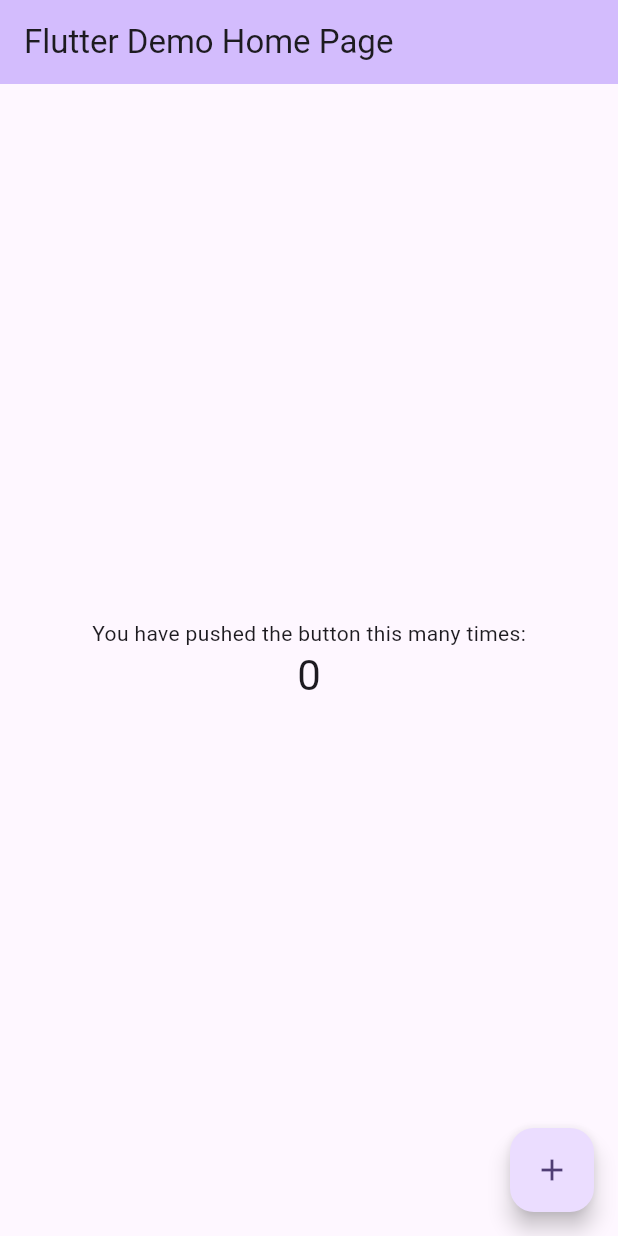
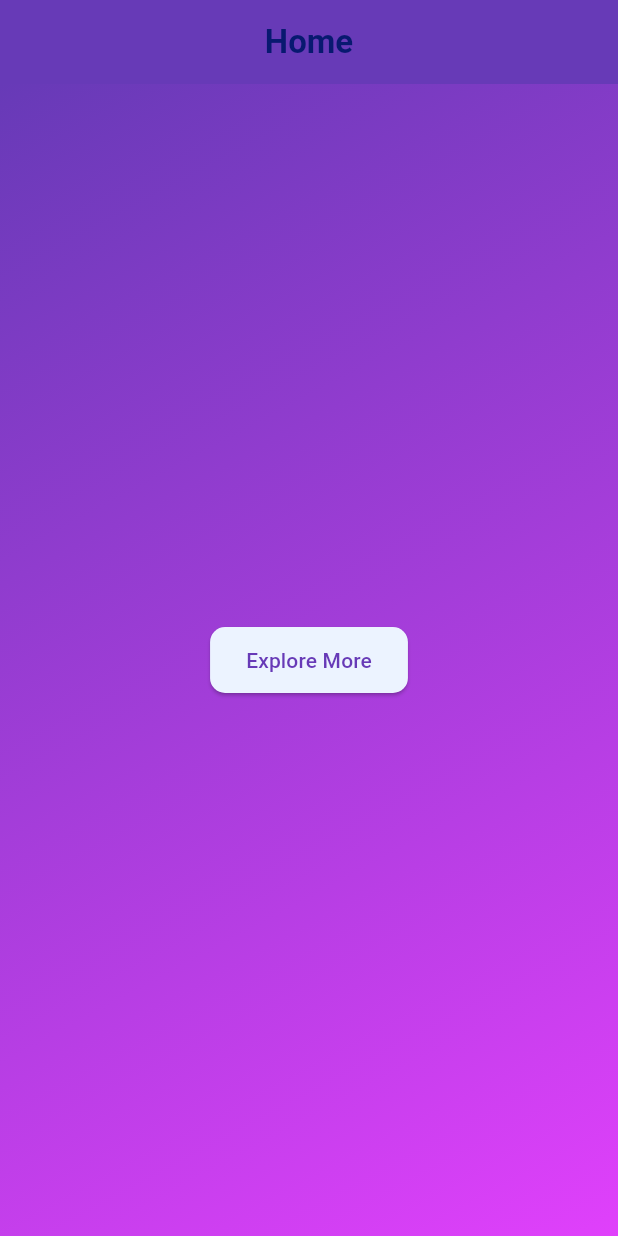
Before and after one commit to ahmadazizfauzi/study_flutter, a Flutter app: the screen it shows after launch, on a phone screen of 412 x 824 dp. Run offline on Flutter 3.47's test engine with Material 3 defaults, Android fonts, the phone set to English and light mode, and no system bars; our stand-ins replace bloc, equatable.

Commit message:
feat(home):slacing homescreen

```diff
--- /dev/null
+++ b/lib/core/color/color.dart
@@ -0,0 +1,27 @@
+import 'package:flutter/material.dart';
+class AppColors {
+  // Brand colors
+  static const Map<String, Color> brand = {
+    'low': Color(0xFFECF3FF),
+    'default': Color(0xFF2E63EB),
+    'high': Color(0xFF081970),
+  };
+  // Neutral colors
+  static const Map<String, Color> neutral = {
+    'grey': Color(0xFFA7ABB6),
+    'half-grey': Color(0xFFD5DBE3),
+    'black-grey': Color(0xFF969696),
+    'dark-blue': Color(0xFF475569),
+    'deep-blue': Color(0xFF214BCA),
+    'cool-grey': Color(0xFFE2E8F0),
+    'income-green': Color(0xFF28A745),
+    'outcome-red': Color(0xFFDC3545),
+    'pastel-red': Color(0xFFFF4A3B),
+    'pastel-orange': Color(0xFFFFA824),
+    'pastel-green': Color(0xFF739568),
+    'pastel-blue': Color(0xFF4B71D9),
+    'white-grey': Color(0xFFF2F2F2),
+  };
+  static const Color white = Colors.white;
+  static const Color transparentColor = Colors.transparent;
+}
--- /dev/null
+++ b/lib/core/routes/app_pages.dart
@@ -0,0 +1,9 @@
+
+import 'package:study_flutter/features/home/presentation/pages/home_screen.dart';
+
+import 'app_routes.dart';
+abstract class AppPages {
+  static final pages = {
+Routes.home: (context) => HomeScreen(),
+};
+}
--- /dev/null
+++ b/lib/core/routes/app_routes.dart
@@ -0,0 +1,3 @@
+abstract class Routes {
+  static const home = '/home';
+}
--- /dev/null
+++ b/lib/features/home/presentation/bloc/home_bloc.dart
@@ -0,0 +1,13 @@
+import 'package:bloc/bloc.dart';
+import 'package:equatable/equatable.dart';
+
+part 'home_event.dart';
+part 'home_state.dart';
+
+class HomeBloc extends Bloc<HomeEvent, HomeState> {
+  HomeBloc() : super(HomeInitial()) {
+    on<HomeEvent>((event, emit) {
+      // TODO: implement event handler
+    });
+  }
+}
--- /dev/null
+++ b/lib/features/home/presentation/bloc/home_event.dart
@@ -0,0 +1,8 @@
+part of 'home_bloc.dart';
+
+abstract class HomeEvent extends Equatable {
+  const HomeEvent();
+
+  @override
+  List<Object> get props => [];
+}
--- /dev/null
+++ b/lib/features/home/presentation/bloc/home_state.dart
@@ -0,0 +1,9 @@
+part of 'home_bloc.dart';
+
+abstract class HomeState extends Equatable {
+  const HomeState();
+
+  @override
+  List<Object> get props => [];
+}
+class HomeInitial extends HomeState {}
--- /dev/null
+++ b/lib/features/home/presentation/pages/home_screen.dart
@@ -0,0 +1,44 @@
+import 'package:flutter/material.dart';
+import 'package:study_flutter/core/color/color.dart';
+
+class HomeScreen extends StatelessWidget {
+  const HomeScreen({super.key});
+
+  @override
+  Widget build(BuildContext context) {
+    return Scaffold(
+      appBar: AppBar(
+        title:  Text(
+          "Home",
+          style: TextStyle(fontWeight: FontWeight.bold, color: AppColors.brand['high']),
+        ),
+        backgroundColor: Colors.deepPurple,
+        foregroundColor: Colors.white,
+        centerTitle: true,
+      ),
+      body: Container(
+        decoration: const BoxDecoration(
+          gradient: LinearGradient(
+            colors: [Colors.deepPurple, Colors.purpleAccent],
+            begin: Alignment.topLeft,
+            end: Alignment.bottomRight,
+          ),
+        ),
+        child: Center(
+          child: ElevatedButton(
+            onPressed: () {},
+            style: ElevatedButton.styleFrom(
+              backgroundColor: AppColors.brand['low'],
+              foregroundColor: Colors.deepPurple,
+              padding: const EdgeInsets.symmetric(horizontal: 24, vertical: 12),
+              shape: RoundedRectangleBorder(
+                borderRadius: BorderRadius.circular(10),
+              ),
+            ),
+            child: const Text("Explore More"),
+          ),
+        ),
+      ),
+    );
+  }
+}
--- a/lib/main.dart
+++ b/lib/main.dart
@@ -1,4 +1,7 @@
 import 'package:flutter/material.dart';
+import 'package:study_flutter/core/routes/app_pages.dart';
+import 'package:study_flutter/core/routes/app_routes.dart';
+
 
 void main() {
   runApp(const MyApp());
@@ -7,119 +10,16 @@ void main() {
 class MyApp extends StatelessWidget {
   const MyApp({super.key});
 
-  // This widget is the root of your application.
   @override
   Widget build(BuildContext context) {
     return MaterialApp(
       title: 'Flutter Demo',
       theme: ThemeData(
-        // This is the theme of your application.
-        //
-        // TRY THIS: Try running your application with "flutter run". You'll see
-        // the application has a purple toolbar. Then, without quitting the app,
-        // try changing the seedColor in the colorScheme below to Colors.green
-        // and then invoke "hot reload" (save your changes or press the "hot
-        // reload" button in a Flutter-supported IDE, or press "r" if you used
-        // the command line to start the app).
-        //
-        // Notice that the counter didn't reset back to zero; the application
-        // state is not lost during the reload. To reset the state, use hot
-        // restart instead.
-        //
-        // This works for code too, not just values: Most code changes can be
-        // tested with just a hot reload.
         colorScheme: ColorScheme.fromSeed(seedColor: Colors.deepPurple),
         useMaterial3: true,
       ),
-      home: const MyHomePage(title: 'Flutter Demo Home Page'),
+      initialRoute: Routes.home, // Mengarahkan ke halaman home
+      routes: AppPages.pages, // Menggunakan routes dari AppPages
     );
   }
 }
-
-class MyHomePage extends StatefulWidget {
-  const MyHomePage({super.key, required this.title});
-
-  // This widget is the home page of your application. It is stateful, meaning
-  // that it has a State object (defined below) that contains fields that affect
-  // how it looks.
-
-  // This class is the configuration for the state. It holds the values (in this
-  // case the title) provided by the parent (in this case the App widget) and
-  // used by the build method of the State. Fields in a Widget subclass are
-  // always marked "final".
-
-  final String title;
-
-  @override
-  State<MyHomePage> createState() => _MyHomePageState();
-}
-
-class _MyHomePageState extends State<MyHomePage> {
-  int _counter = 0;
-
-  void _incrementCounter() {
-    setState(() {
-      // This call to setState tells the Flutter framework that something has
-      // changed in this State, which causes it to rerun the build method below
-      // so that the display can reflect the updated values. If we changed
-      // _counter without calling setState(), then the build method would not be
-      // called again, and so nothing would appear to happen.
-      _counter++;
-    });
-  }
-
-  @override
-  Widget build(BuildContext context) {
-    // This method is rerun every time setState is called, for instance as done
-    // by the _incrementCounter method above.
-    //
-    // The Flutter framework has been optimized to make rerunning build methods
-    // fast, so that you can just rebuild anything that needs updating rather
-    // than having to individually change instances of widgets.
-    return Scaffold(
-      appBar: AppBar(
-        // TRY THIS: Try changing the color here to a specific color (to
-        // Colors.amber, perhaps?) and trigger a hot reload to see the AppBar
-        // change color while the other colors stay the same.
-        backgroundColor: Theme.of(context).colorScheme.inversePrimary,
-        // Here we take the value from the MyHomePage object that was created by
-        // the App.build method, and use it to set our appbar title.
-        title: Text(widget.title),
-      ),
-      body: Center(
-        // Center is a layout widget. It takes a single child and positions it
-        // in the middle of the parent.
-        child: Column(
-          // Column is also a layout widget. It takes a list of children and
-          // arranges them vertically. By default, it sizes itself to fit its
-          // children horizontally, and tries to be as tall as its parent.
-          //
-          // Column has various properties to control how it sizes itself and
-          // how it positions its children. Here we use mainAxisAlignment to
-          // center the children vertically; the main axis here is the vertical
-          // axis because Columns are vertical (the cross axis would be
-          // horizontal).
-          //
-          // TRY THIS: Invoke "debug painting" (choose the "Toggle Debug Paint"
-          // action in the IDE, or press "p" in the console), to see the
-          // wireframe for each widget.
-          mainAxisAlignment: MainAxisAlignment.center,
-          children: <Widget>[
-            const Text(
-              'You have pushed the button this many times:',
-            ),
-            Text(
-              '$_counter',
-              style: Theme.of(context).textTheme.headlineMedium,
-            ),
-          ],
-        ),
-      ),
-      floatingActionButton: FloatingActionButton(
-        onPressed: _incrementCounter,
-        tooltip: 'Increment',
-        child: const Icon(Icons.add),
-      ), // This trailing comma makes auto-formatting nicer for build methods.
-    );
-  }
-}
--- a/pubspec.yaml
+++ b/pubspec.yaml
@@ -29,7 +29,9 @@ environment:
 # versions available, run `flutter pub outdated`.
 dependencies:
   flutter:
-    sdk: flutter
+   sdk: flutter
+  equatable: ^2.0.5
+  flutter_bloc: ^8.1.3
 
   # The following adds the Cupertino Icons font to your application.
   # Use with the CupertinoIcons class for iOS style icons.
```
Also changed, not shown: pubspec.lock.
